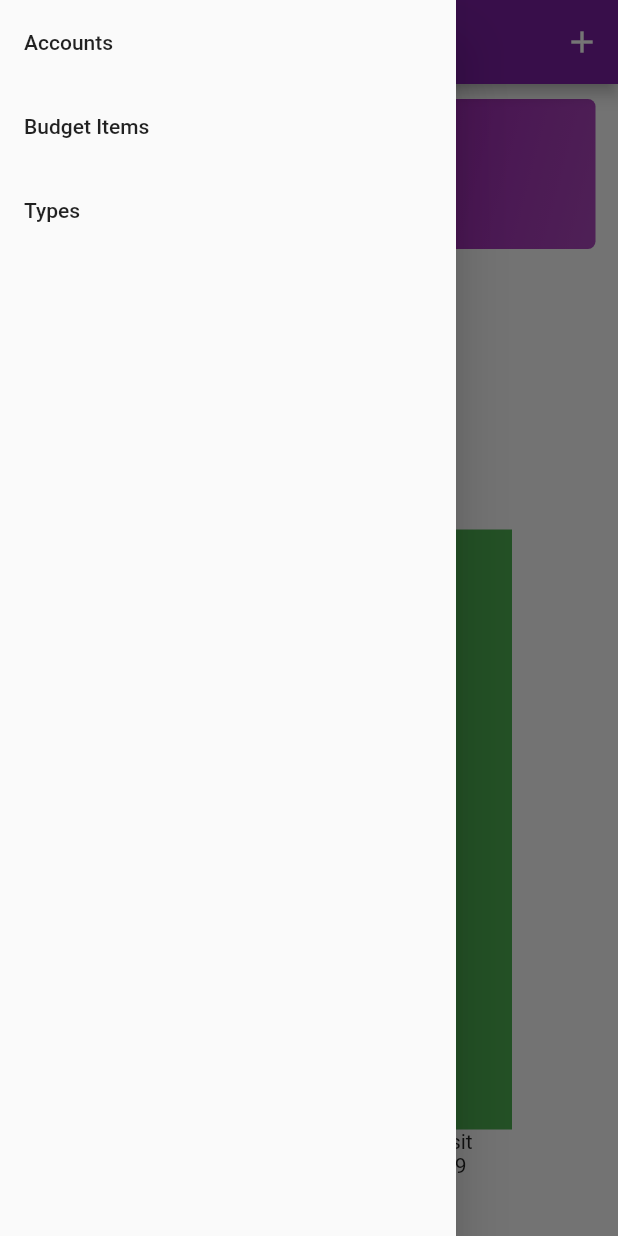
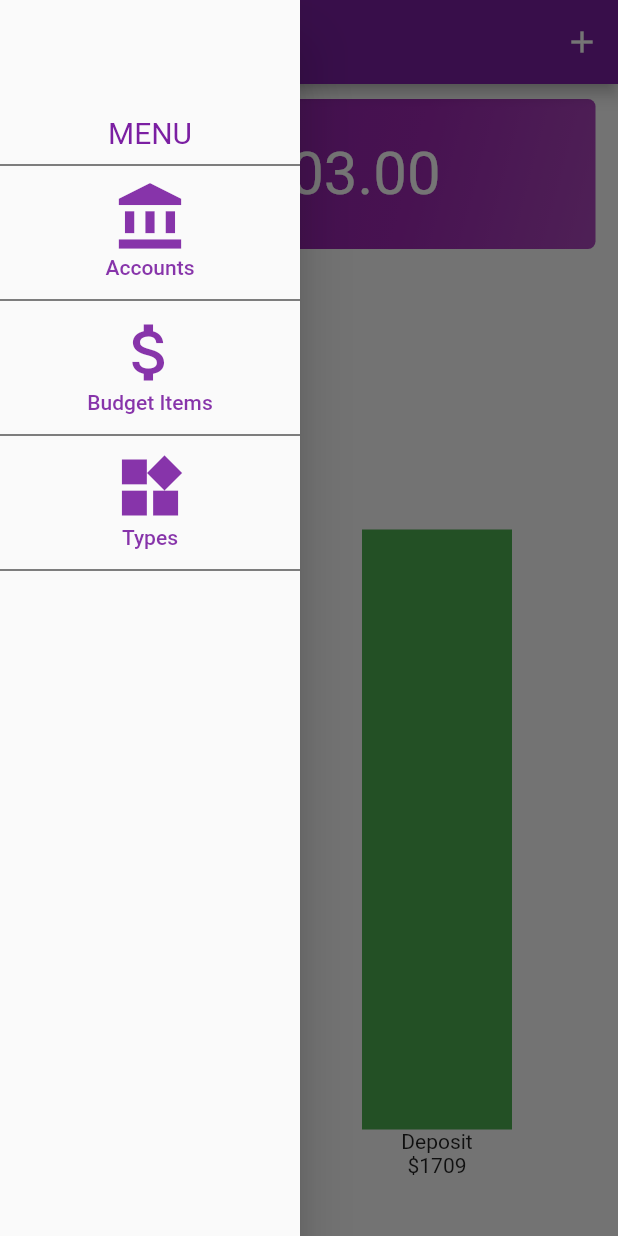
Before and after one commit to sanjaykarki/spend_tracker, a Flutter app: the screen it shows after launch, with the side drawer open, on a phone screen of 412 x 824 dp. Run offline on Flutter 3.47's test engine with Material 2 defaults, Android fonts, the phone set to English and light mode, and no system bars.

Commit message:
4.6 Styling our menu

```diff
--- a/lib/pages/home/widgets/menu.dart
+++ b/lib/pages/home/widgets/menu.dart
@@ -3,22 +3,102 @@ import 'package:flutter/material.dart';
 class Menu extends StatelessWidget {
   @override
   Widget build(BuildContext context) {
-    return Drawer(
-      child: Column(
-        children: [
-          ListTile(
-            title: const Text('Accounts'),
-            onTap: () => Navigator.of(context).pushNamed('/accounts'),
+    var color = Theme.of(context).primaryColor;
+    return SizedBox(
+      width: 200,
+      child: Drawer(
+        child: Column(
+          children: <Widget>[
+            Container(
+              height: 100,
+              alignment: Alignment.bottomCenter,
+              child: Text(
+                'MENU',
+                style: TextStyle(
+                  fontSize: 20,
+                  color: color,
+                ),
+              ),
+            ),
+            Divider(
+              height: 20,
+              color: Colors.black,
+            ),
+            _MenuItem(
+                title: 'Accounts',
+                color: color,
+                icon: Icons.account_balance,
+                onTap: () => onNavigate(context, '/accounts')),
+            Divider(
+              height: 20,
+              color: Colors.black,
+            ),
+            _MenuItem(
+                title: 'Budget Items',
+                color: color,
+                icon: Icons.attach_money,
+                onTap: () => onNavigate(context, '/items')),
+            Divider(
+              height: 20,
+              color: Colors.black,
+            ),
+            _MenuItem(
+                title: 'Types',
+                color: color,
+                icon: Icons.widgets,
+                onTap: () => onNavigate(context, '/types')),
+            Divider(
+              height: 20,
+              color: Colors.black,
+            ),
+          ],
+        ),
+      ),
+    );
+  }
+
+  void onNavigate(BuildContext context, String uri) {
+    Navigator.of(context).pop();
+    Navigator.of(context).pushNamed(uri);
+  }
+}
+
+class _MenuItem extends StatelessWidget {
+  const _MenuItem({
+    Key key,
+    @required this.color,
+    @required this.title,
+    @required this.icon,
+    @required this.onTap,
+  }) : super(key: key);
+
+  final IconData icon;
+  final String title;
+  final Color color;
+  final Function onTap;
+  @override
+  Widget build(BuildContext context) {
+    return InkWell(
+      onTap: onTap,
+      child: Opacity(
+        opacity: 0.9,
+        child: Container(
+          height: 70,
+          alignment: Alignment.center,
+          child: Column(
+            children: <Widget>[
+              Icon(icon, color: color, size: 50.0),
+              Text(
+                title,
+                style: TextStyle(
+                  color: color,
+                  fontSize: 14.0,
+                  fontWeight: FontWeight.w500,
+                ),
+              )
+            ],
           ),
-          ListTile(
-            title: const Text('Budget Items'),
-            onTap: () => Navigator.of(context).pushNamed('/items'),
-          ),
-          ListTile(
-            title: const Text('Types'),
-            onTap: () => Navigator.of(context).pushNamed('/types'),
-          ),
-        ],
+        ),
       ),
     );
   }
```
